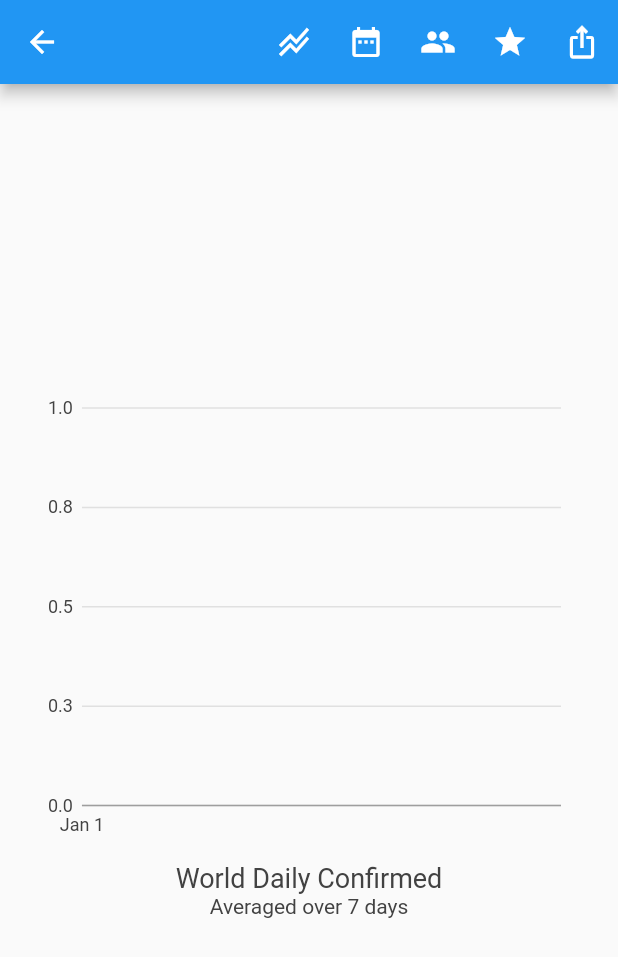
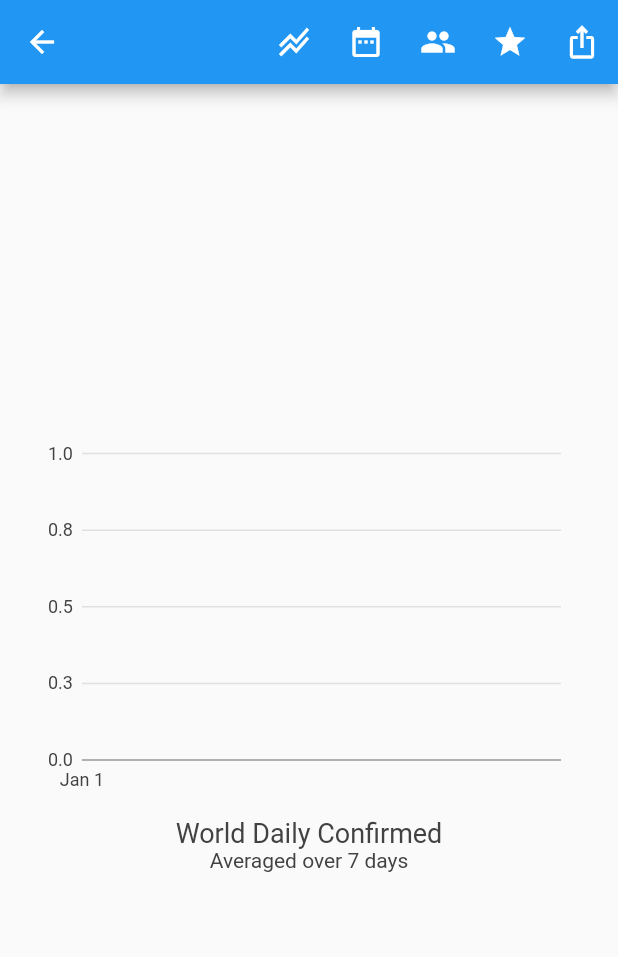
Before and after one commit to steveroe317/covid_trends, a Flutter app: the CovidChartGroupPage screen opened directly, after a tap on an icon or button, on a phone screen of 412 x 824 dp. Shown: the top 957 px of the screen. Run offline on Flutter 3.47's test engine with Material 2 defaults, Android fonts, the phone set to English and light mode, and no system bars; our stand-ins replace charts_flutter, cloud_firestore, firebase_auth, firebase_core, hex, package_info_plus and 3 more; accounts and stored records are empty; network calls fail.

Commit message:
Use safe area to avoid iPhone notches.
Also adjust chart aspect ratios to avoid tall charts.

```diff
--- a/lib/widgets/covid_chart_group.dart
+++ b/lib/widgets/covid_chart_group.dart
@@ -79,8 +79,8 @@ class CovidChartTable extends StatelessWidget {
       crossAxisCount: 2,
       children: [
         _LabelledCovidChart(CovidSeriesId.ConfirmedDaily, labelledChartHeight),
+        _LabelledCovidChart(CovidSeriesId.Confirmed, labelledChartHeight),
         _LabelledCovidChart(CovidSeriesId.DeathsDaily, labelledChartHeight),
-        _LabelledCovidChart(CovidSeriesId.Confirmed, labelledChartHeight),
         _LabelledCovidChart(CovidSeriesId.Deaths, labelledChartHeight),
       ],
     );
@@ -123,8 +123,8 @@ class _LabelledCovidChart extends StatelessWidget {
             subtitleSize.height +
             SizeScale.px12);
     var approxLegendHeight = (paths.length / 2).ceil() * subtitleSize.height;
-    if (chartHeight - approxLegendHeight < 200) {
-      chartHeight = approxLegendHeight + 200;
+    if (chartHeight - approxLegendHeight < UiConstants.minCovidGraphHeight) {
+      chartHeight = approxLegendHeight + UiConstants.minCovidGraphHeight;
     }
 
     return Column(children: [
--- a/lib/widgets/covid_chart_group_page.dart
+++ b/lib/widgets/covid_chart_group_page.dart
@@ -48,9 +48,15 @@ class _CovidChartGroupPageState extends State<CovidChartGroupPage> {
             buildStarPopupMenuButton(context),
             buildShareButton(context, chartGroupKey),
           ]),
-          body: Center(
-            child:
-                RepaintBoundary(key: chartGroupKey, child: CovidChartGroup()),
+          body: SafeArea(
+            left: true,
+            right: true,
+            top: true,
+            bottom: true,
+            minimum: EdgeInsets.zero,
+            child: Center(
+                child: RepaintBoundary(
+                    key: chartGroupKey, child: CovidChartGroup())),
           ));
     });
   }
--- a/lib/widgets/covid_chart_page.dart
+++ b/lib/widgets/covid_chart_page.dart
@@ -12,6 +12,7 @@
 // See the License for the specific language governing permissions and
 // limitations under the License.import 'dart:collection';
 
+import 'package:covid_trends/widgets/ui_constants.dart';
 import 'package:flutter/foundation.dart';
 import 'package:flutter/material.dart';
 import 'package:provider/provider.dart';
@@ -44,7 +45,13 @@ class CovidChartPage extends StatelessWidget {
             buildStarPopupMenuButton(context),
             buildShareButton(context, chartGroupKey),
           ]),
-          body: Center(
+          body: SafeArea(
+              left: true,
+              right: true,
+              top: true,
+              bottom: true,
+              minimum: EdgeInsets.zero,
+              child: Center(
                   child: RepaintBoundary(
                       key: chartGroupKey,
                       child: LayoutBuilder(
@@ -52,17 +59,19 @@ class CovidChartPage extends StatelessWidget {
                             (BuildContext context, BoxConstraints constraints) {
                           return Padding(
                               padding: EdgeInsets.all(SizeScale.px24),
-                          child: (constraints.maxHeight < constraints.maxWidth)
+                              child: (constraints.maxHeight <
+                                      constraints.maxWidth)
                                   ? ConstrainedBox(
                                       constraints: BoxConstraints.expand(),
                                       child: CovidChart(seriesId, true,
                                           pageModel.singleChartStrokeWidth))
                                   : AspectRatio(
-                                  aspectRatio: 1.0,
+                                      aspectRatio: UiConstants
+                                          .desiredCovidChartAspectRatio,
                                       child: CovidChart(seriesId, true,
                                           pageModel.singleChartStrokeWidth)));
                         },
-                  ))));
+                      )))));
     });
   }
 }
--- a/lib/widgets/covid_entities_page.dart
+++ b/lib/widgets/covid_entities_page.dart
@@ -76,7 +76,13 @@ class _CovidEntitiesPageState extends State<CovidEntitiesPage> {
           //buildDebugPopupMenuButton(context),
         ],
       ),
-      body: _CovidEntitiesWideListBody(chartGroupKey),
+      body: SafeArea(
+          left: true,
+          right: true,
+          top: true,
+          bottom: true,
+          minimum: EdgeInsets.zero,
+          child: _CovidEntitiesWideListBody(chartGroupKey)),
       drawer: CovidTrendsNavigationSidebar(),
     );
   }
--- a/lib/widgets/ui_constants.dart
+++ b/lib/widgets/ui_constants.dart
@@ -68,7 +68,11 @@ class UiConstants {
 
   // UI layout constants.
   static const iconWidth = 24.0;
+  // TODO: The min chart height should be larger than the min graph height
+  // to allow for padding, legends, and titles.
   static const minCovidChartHeight = 200.0;
+  static const minCovidGraphHeight = 200.0;
+  static const desiredCovidChartAspectRatio = 1.2;
 
   // Layout design breakpoints.
   static const chartTableWidthBreakpoint = 600.0;
```
Lines whose indentation alone changed are shown as unchanged.
